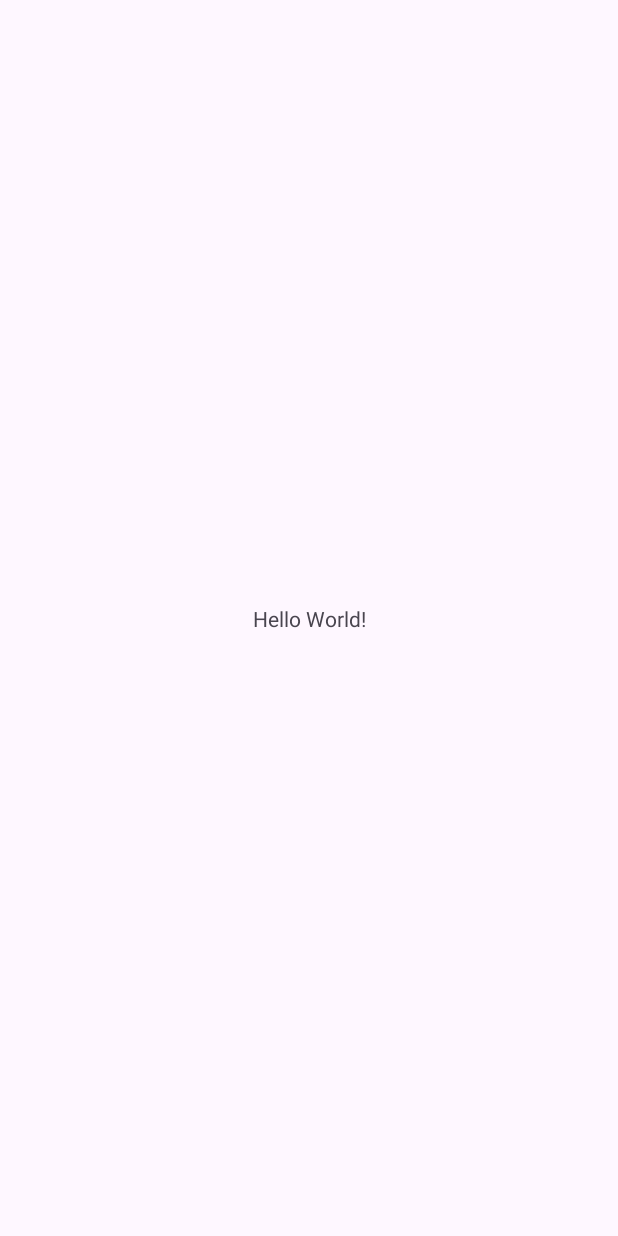
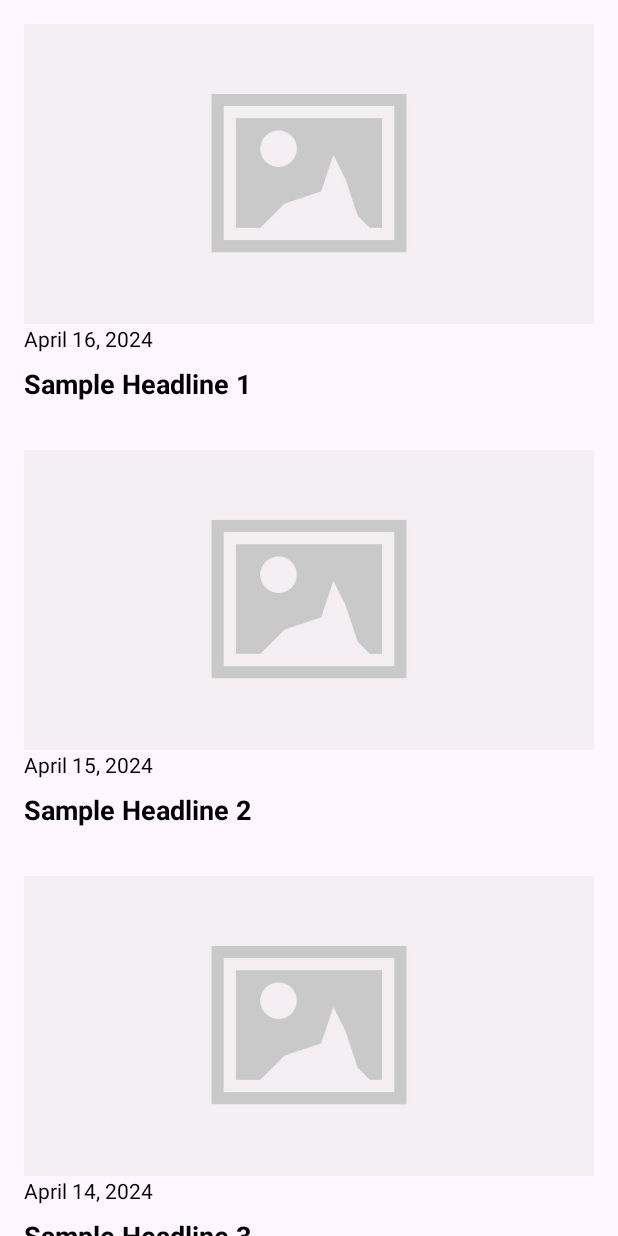
Before and after one commit to b0ink/5.1-NewsApp, an Android app: the screen it shows after launch (MainActivity), on a phone screen of 412 x 824 dp. Before the commit the screen is almost empty. Run offline under Robolectric (Android 15) with nearby library versions, the phone set to English and light mode, and no system bars.

Commit message:
Init news article card + recycler view

```diff
--- a/app/src/main/java/com/example/newsapp/MainActivity.java
+++ b/app/src/main/java/com/example/newsapp/MainActivity.java
@@ -7,6 +7,11 @@ import androidx.appcompat.app.AppCompatActivity;
 import androidx.core.graphics.Insets;
 import androidx.core.view.ViewCompat;
 import androidx.core.view.WindowInsetsCompat;
+import androidx.recyclerview.widget.LinearLayoutManager;
+import androidx.recyclerview.widget.RecyclerView;
+
+import java.util.ArrayList;
+import java.util.List;
 
 public class MainActivity extends AppCompatActivity {
 
@@ -20,5 +25,20 @@ public class MainActivity extends AppCompatActivity {
             v.setPadding(systemBars.left, systemBars.top, systemBars.right, systemBars.bottom);
             return insets;
         });
+
+        RecyclerView recyclerView = findViewById(R.id.recyclerView);
+        recyclerView.setLayoutManager(new LinearLayoutManager(this));
+
+        List<NewsItem> newsList = generateDummyData(); // Generate dummy data
+        NewsAdapter adapter = new NewsAdapter(newsList);
+        recyclerView.setAdapter(adapter);
+    }
+
+    private List<NewsItem> generateDummyData() {
+        List<NewsItem> newsList = new ArrayList<>();
+        newsList.add(new NewsItem(R.drawable.placeholder_image, "April 16, 2024", "Sample Headline 1"));
+        newsList.add(new NewsItem(R.drawable.placeholder_image, "April 15, 2024", "Sample Headline 2"));
+        newsList.add(new NewsItem(R.drawable.placeholder_image, "April 14, 2024", "Sample Headline 3"));
+        return newsList;
     }
 }
--- /dev/null
+++ b/app/src/main/java/com/example/newsapp/NewsAdapter.java
@@ -0,0 +1,55 @@
+package com.example.newsapp;
+
+import android.view.LayoutInflater;
+import android.view.View;
+import android.view.ViewGroup;
+import android.widget.ImageView;
+import android.widget.TextView;
+
+import androidx.annotation.NonNull;
+import androidx.recyclerview.widget.RecyclerView;
+
+import java.util.List;
+
+public class NewsAdapter extends RecyclerView.Adapter<NewsAdapter.NewsViewHolder> {
+
+    private List<NewsItem> newsList;
+
+    public NewsAdapter(List<NewsItem> newsList) {
+        this.newsList = newsList;
+    }
+
+    @NonNull
+    @Override
+    public NewsViewHolder onCreateViewHolder(@NonNull ViewGroup parent, int viewType) {
+        View view = LayoutInflater.from(parent.getContext()).inflate(R.layout.card_news_article, parent, false);
+        return new NewsViewHolder(view);
+    }
+
+    @Override
+    public void onBindViewHolder(@NonNull NewsViewHolder holder, int position) {
+        NewsItem currentItem = newsList.get(position);
+
+        holder.imageView.setImageResource(currentItem.getImageResource());
+        holder.textViewDate.setText(currentItem.getDate());
+        holder.textViewHeadline.setText(currentItem.getHeadline());
+    }
+
+    @Override
+    public int getItemCount() {
+        return newsList.size();
+    }
+
+    public static class NewsViewHolder extends RecyclerView.ViewHolder {
+        public ImageView imageView;
+        public TextView textViewDate;
+        public TextView textViewHeadline;
+
+        public NewsViewHolder(@NonNull View itemView) {
+            super(itemView);
+            imageView = itemView.findViewById(R.id.imageView_article);
+            textViewDate = itemView.findViewById(R.id.textView_date);
+            textViewHeadline = itemView.findViewById(R.id.textView_headline);
+        }
+    }
+}
--- /dev/null
+++ b/app/src/main/java/com/example/newsapp/NewsItem.java
@@ -0,0 +1,25 @@
+package com.example.newsapp;
+
+public class NewsItem {
+    private int imageResource;
+    private String date;
+    private String headline;
+
+    public NewsItem(int imageResource, String date, String headline) {
+        this.imageResource = imageResource;
+        this.date = date;
+        this.headline = headline;
+    }
+
+    public int getImageResource() {
+        return imageResource;
+    }
+
+    public String getDate() {
+        return date;
+    }
+
+    public String getHeadline() {
+        return headline;
+    }
+}
--- a/app/src/main/res/layout/activity_main.xml
+++ b/app/src/main/res/layout/activity_main.xml
@@ -16,4 +16,14 @@
         app:layout_constraintStart_toStartOf="parent"
         app:layout_constraintTop_toTopOf="parent" />
 
+
+    <androidx.recyclerview.widget.RecyclerView
+        android:id="@+id/recyclerView"
+        android:layout_width="match_parent"
+        android:layout_height="match_parent"
+        app:layout_constraintTop_toTopOf="parent"
+        app:layout_constraintBottom_toBottomOf="parent"
+        app:layout_constraintStart_toStartOf="parent"
+        app:layout_constraintEnd_toEndOf="parent"/>
+
 </androidx.constraintlayout.widget.ConstraintLayout>
--- /dev/null
+++ b/app/src/main/res/layout/card_news_article.xml
@@ -0,0 +1,34 @@
+<!-- card_news_article.xml -->
+
+<LinearLayout xmlns:android="http://schemas.android.com/apk/res/android"
+    android:layout_width="match_parent"
+    android:layout_height="wrap_content"
+    android:orientation="vertical"
+    android:padding="16dp">
+
+    <ImageView
+        android:id="@+id/imageView_article"
+        android:layout_width="match_parent"
+        android:layout_height="200dp"
+        android:scaleType="centerCrop"
+        android:src="@drawable/placeholder_image" />
+
+    <TextView
+        android:id="@+id/textView_date"
+        android:layout_width="match_parent"
+        android:layout_height="wrap_content"
+        android:text="April 16, 2024"
+        android:textColor="@android:color/black"
+        android:textSize="14sp" />
+
+    <TextView
+        android:id="@+id/textView_headline"
+        android:layout_width="match_parent"
+        android:layout_height="wrap_content"
+        android:text="Article Headline"
+        android:textColor="@android:color/black"
+        android:textSize="18sp"
+        android:textStyle="bold"
+        android:layout_marginTop="8dp"/>
+
+</LinearLayout>
```
Also changed, not shown: app/src/main/res/drawable/placeholder_image.jpeg (added).
